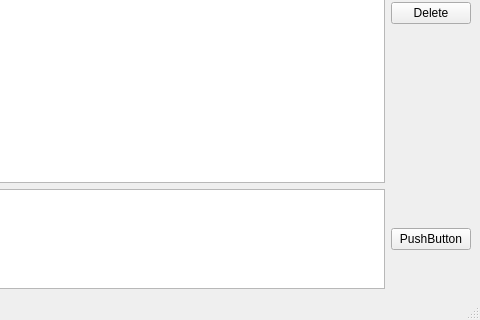
First picture: the form in ClientApp/mainwindow.ui, repository KirylMi/uni-OSIISP-3.1-OxotaK, before the edit; both pictures show x 323 to 803 and y 278 to 598 of the 803 by 598 pixel window.
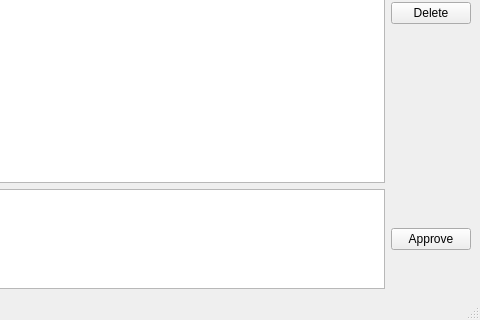
Second picture: the form after the edit.

Diff of the .ui file:
```diff
--- a/ClientApp/mainwindow.ui
+++ b/ClientApp/mainwindow.ui
@@ -130,7 +130,7 @@
         <item>
          <widget class="QPushButton" name="pushButton_6">
           <property name="text">
-           <string>PushButton</string>
+           <string>Approve</string>
           </property>
          </widget>
         </item>
```
Left out of the diff: 2 changed lines with no effect on the pictures.
